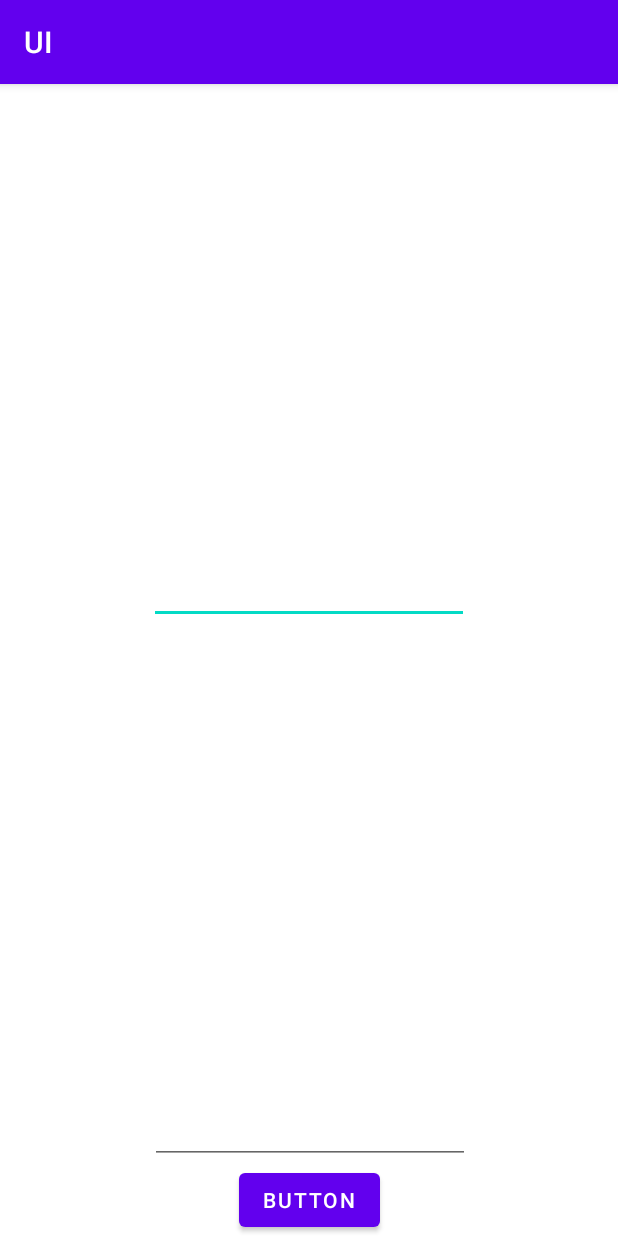
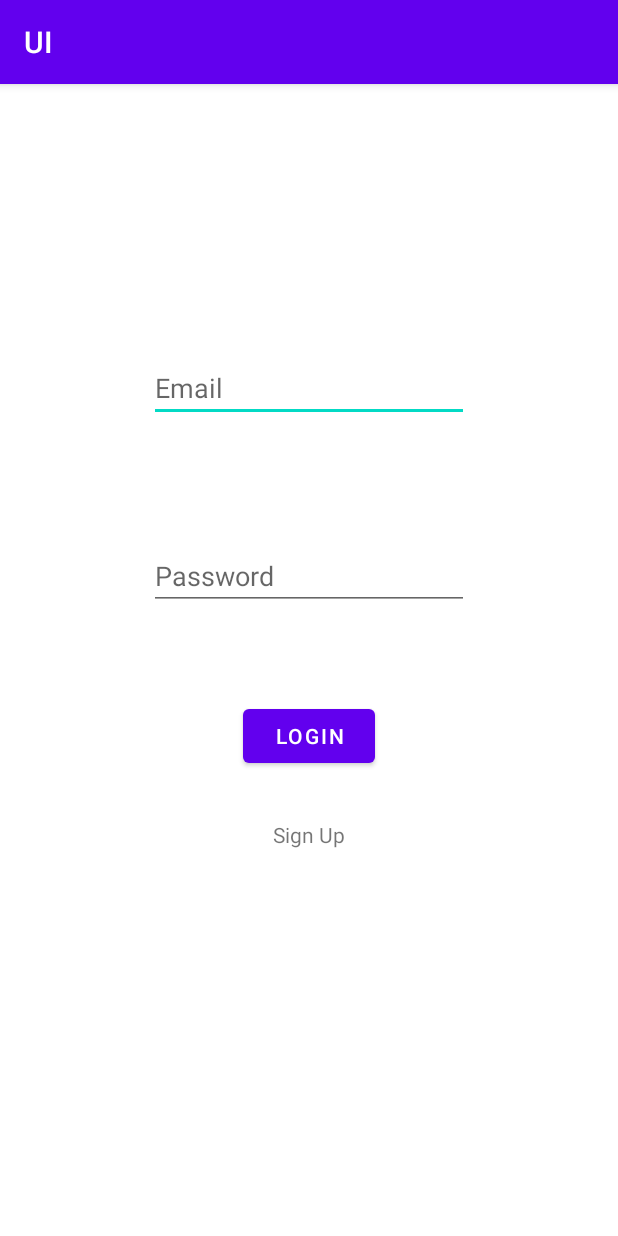
Before and after one commit to Ben-Christie/cs4125-shopping-system, an Android app: the screen it shows after launch (MainActivity), on a phone screen of 412 x 824 dp. Run offline under Robolectric (Android 15) with nearby library versions, the phone set to English and light mode, and no system bars.

Commit message:
updated login ui to make things clearer. Added sign up link to bring user to sign up page.

```diff
--- a/app/src/main/res/layout/activity_login_ui.xml
+++ b/app/src/main/res/layout/activity_login_ui.xml
@@ -7,33 +7,50 @@
     tools:context=".LoginUI">
 
     <EditText
-        android:id="@+id/editTextUsername"
+        android:id="@+id/editEmail"
         android:layout_width="wrap_content"
         android:layout_height="wrap_content"
+        android:layout_marginTop="180dp"
         android:ems="10"
+        android:hint="Email"
         android:inputType="textEmailAddress"
-        app:layout_constraintBottom_toTopOf="@+id/editTextPassword"
         app:layout_constraintEnd_toEndOf="parent"
         app:layout_constraintStart_toStartOf="parent"
         app:layout_constraintTop_toTopOf="parent" />
 
     <EditText
-        android:id="@+id/editTextPassword"
+        android:id="@+id/editPassword"
         android:layout_width="wrap_content"
         android:layout_height="wrap_content"
+        android:layout_marginTop="80dp"
         android:ems="10"
+        android:hint="Password"
         android:inputType="textPassword"
-        app:layout_constraintBottom_toTopOf="@+id/buttonLogin"
         app:layout_constraintEnd_toEndOf="parent"
-        app:layout_constraintHorizontal_bias="0.502"
-        app:layout_constraintStart_toStartOf="parent" />
+        app:layout_constraintStart_toStartOf="parent"
+        app:layout_constraintTop_toBottomOf="@+id/editEmail" />
 
     <Button
-        android:id="@+id/buttonLogin"
+        android:id="@+id/loginButton"
         android:layout_width="wrap_content"
         android:layout_height="wrap_content"
-        android:text="Button"
+        android:layout_marginTop="60dp"
+        android:text="Login"
+        app:layout_constraintEnd_toEndOf="parent"
+        app:layout_constraintHorizontal_bias="0.501"
+        app:layout_constraintStart_toStartOf="parent"
+        app:layout_constraintTop_toBottomOf="@+id/editPassword" />
+
+    <TextView
+        android:id="@+id/signUpText"
+        android:layout_width="wrap_content"
+        android:layout_height="wrap_content"
+        android:layout_marginTop="32dp"
+        android:text="Sign Up"
         app:layout_constraintBottom_toBottomOf="parent"
         app:layout_constraintEnd_toEndOf="parent"
-        app:layout_constraintStart_toStartOf="parent" />
+        app:layout_constraintStart_toStartOf="parent"
+        app:layout_constraintTop_toBottomOf="@+id/loginButton"
+        app:layout_constraintVertical_bias="0.0" />
+
 </androidx.constraintlayout.widget.ConstraintLayout>
```
